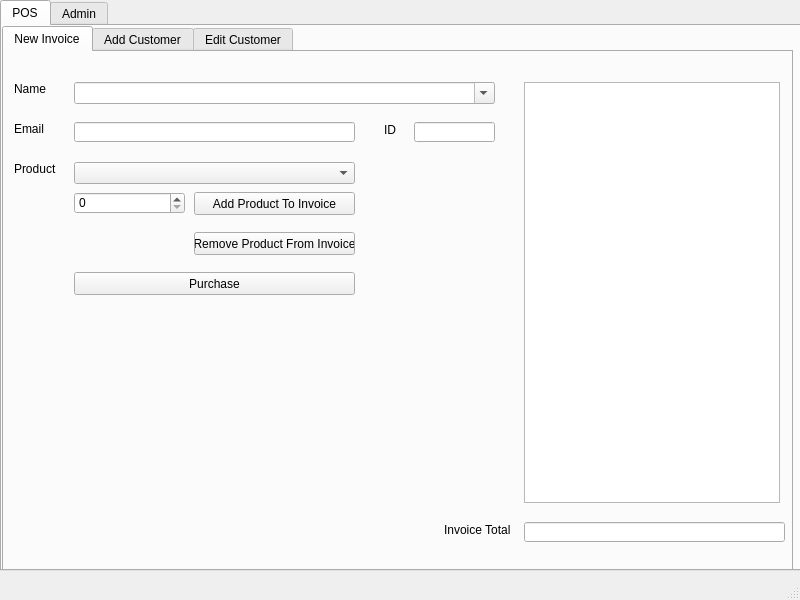
Above: videoGameStore.ui from CherishedZero/TermProject before the change. Below: the same form after it.
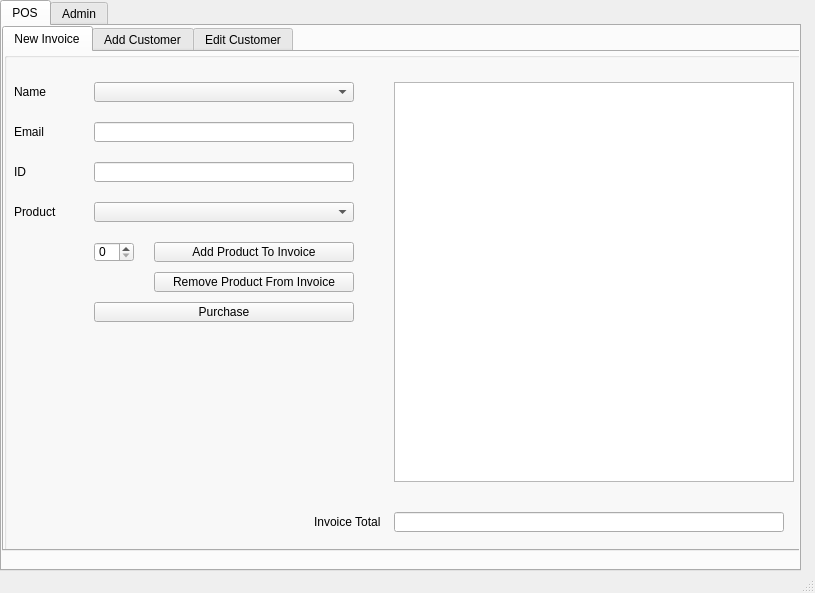
That is the form after the change. The open tabs and pages were chosen to show the change.

Commit message: Modified New Invoice Tab and filled out Edit and Add Customer Tabs

Diff of the .ui file:
```diff
--- a/videoGameStore.ui
+++ b/videoGameStore.ui
@@ -6,8 +6,8 @@
    <rect>
     <x>0</x>
     <y>0</y>
-    <width>800</width>
-    <height>600</height>
+    <width>815</width>
+    <height>593</height>
    </rect>
   </property>
   <property name="windowTitle">
@@ -35,8 +35,8 @@
        <rect>
         <x>0</x>
         <y>0</y>
-        <width>791</width>
-        <height>551</height>
+        <width>800</width>
+        <height>525</height>
        </rect>
       </property>
       <property name="autoFillBackground">
@@ -49,99 +49,69 @@
        <attribute name="title">
         <string>New Invoice</string>
        </attribute>
-       <widget class="QComboBox" name="nameComboBoxNewInvoiceTab">
+       <widget class="QGroupBox" name="newInvoiceGroupBox">
         <property name="geometry">
          <rect>
-          <x>70</x>
-          <y>30</y>
-          <width>421</width>
-          <height>22</height>
+          <x>0</x>
+          <y>0</y>
+          <width>800</width>
+          <height>525</height>
          </rect>
         </property>
-        <property name="layoutDirection">
-         <enum>Qt::LeftToRight</enum>
-        </property>
-        <property name="editable">
-         <bool>true</bool>
-        </property>
-        <property name="currentText">
+        <property name="title">
          <string/>
         </property>
-        <property name="maxVisibleItems">
-         <number>5</number>
-        </property>
-       </widget>
-       <widget class="QComboBox" name="productComboBoxNewInvoiceTab">
-        <property name="geometry">
-         <rect>
-          <x>70</x>
-          <y>110</y>
-          <width>281</width>
-          <height>22</height>
-         </rect>
-        </property>
-        <property name="editable">
-         <bool>false</bool>
-        </property>
-        <property name="currentText">
-         <string/>
-        </property>
-       </widget>
-       <widget class="QLineEdit" name="emailLineEditNewInvoiceTab">
-        <property name="geometry">
-         <rect>
-          <x>70</x>
-          <y>70</y>
-          <width>281</width>
-          <height>20</height>
-         </rect>
-        </property>
-       </widget>
-       <widget class="QLabel" name="nameLabelNewInvoiceTab">
+        <widget class="QLabel" name="label_7">
         <property name="geometry">
          <rect>
           <x>10</x>
           <y>30</y>
-          <width>47</width>
-          <height>13</height>
+           <width>60</width>
+           <height>20</height>
          </rect>
         </property>
         <property name="text">
          <string>Name</string>
         </property>
        </widget>
-       <widget class="QLabel" name="emailLabelNewInvoiceTab">
+        <widget class="QLabel" name="label_8">
         <property name="geometry">
          <rect>
           <x>10</x>
           <y>70</y>
-          <width>47</width>
-          <height>13</height>
+           <width>60</width>
+           <height>20</height>
          </rect>
         </property>
         <property name="text">
          <string>Email</string>
         </property>
        </widget>
-       <widget class="QLabel" name="idLabelNewInvoiceTab">
+        <widget class="QLineEdit" name="emailLineEditNewInvoiceTab">
         <property name="geometry">
          <rect>
-          <x>380</x>
+           <x>90</x>
           <y>70</y>
-          <width>21</width>
-          <height>16</height>
-         </rect>
-        </property>
-        <property name="text">
-         <string>ID</string>
+           <width>260</width>
+           <height>20</height>
+          </rect>
+         </property>
+         <property name="minimumSize">
+          <size>
+           <width>0</width>
+           <height>20</height>
+          </size>
+         </property>
+         <property name="readOnly">
+          <bool>true</bool>
         </property>
        </widget>
        <widget class="QLineEdit" name="idLineEditNewInvoiceTab">
         <property name="geometry">
          <rect>
-          <x>410</x>
-          <y>70</y>
-          <width>81</width>
+           <x>90</x>
+           <y>110</y>
+           <width>260</width>
           <height>20</height>
          </rect>
         </property>
@@ -149,36 +119,82 @@
          <bool>true</bool>
         </property>
        </widget>
-       <widget class="QLabel" name="productLabelNewInvoiceTab">
+        <widget class="QLabel" name="label_9">
         <property name="geometry">
          <rect>
           <x>10</x>
           <y>110</y>
-          <width>47</width>
-          <height>13</height>
+           <width>60</width>
+           <height>20</height>
+          </rect>
+         </property>
+         <property name="text">
+          <string>ID</string>
+         </property>
+        </widget>
+        <widget class="QLabel" name="label_10">
+         <property name="geometry">
+          <rect>
+           <x>10</x>
+           <y>150</y>
+           <width>60</width>
+           <height>20</height>
          </rect>
         </property>
         <property name="text">
          <string>Product</string>
         </property>
        </widget>
+        <widget class="QPushButton" name="purchaseButtonNewInvoiceTab">
+         <property name="geometry">
+          <rect>
+           <x>90</x>
+           <y>250</y>
+           <width>260</width>
+           <height>20</height>
+          </rect>
+         </property>
+         <property name="text">
+          <string>Purchase</string>
+         </property>
+        </widget>
+        <widget class="QComboBox" name="nameComboBoxNewInvoiceTab">
+         <property name="geometry">
+          <rect>
+           <x>90</x>
+           <y>30</y>
+           <width>260</width>
+           <height>20</height>
+          </rect>
+         </property>
+        </widget>
+        <widget class="QComboBox" name="productComboBoxNewInvoiceTab">
+         <property name="geometry">
+          <rect>
+           <x>90</x>
+           <y>150</y>
+           <width>260</width>
+           <height>20</height>
+          </rect>
+         </property>
+        </widget>
        <widget class="QSpinBox" name="productNumberSpinBoxNewInvoiceTab">
         <property name="geometry">
          <rect>
-          <x>70</x>
-          <y>140</y>
-          <width>111</width>
-          <height>22</height>
+           <x>90</x>
+           <y>190</y>
+           <width>40</width>
+           <height>20</height>
          </rect>
         </property>
        </widget>
        <widget class="QPushButton" name="addProductButtonNewInvoiceTab">
         <property name="geometry">
          <rect>
-          <x>190</x>
-          <y>140</y>
-          <width>161</width>
-          <height>23</height>
+           <x>150</x>
+           <y>190</y>
+           <width>200</width>
+           <height>20</height>
          </rect>
         </property>
         <property name="text">
@@ -188,36 +204,33 @@
        <widget class="QPushButton" name="removeProductButtonNewInvoiceTab">
         <property name="geometry">
          <rect>
-          <x>190</x>
-          <y>180</y>
-          <width>161</width>
-          <height>23</height>
-         </rect>
-        </property>
-        <property name="text">
-         <string>Remove Product From Invoice</string>
-        </property>
-       </widget>
-       <widget class="QPushButton" name="purchaseButtonNewInvoiceTab">
-        <property name="geometry">
-         <rect>
-          <x>70</x>
+           <x>150</x>
           <y>220</y>
-          <width>281</width>
-          <height>23</height>
+           <width>200</width>
+           <height>20</height>
          </rect>
         </property>
         <property name="text">
-         <string>Purchase</string>
-        </property>
-       </widget>
-       <widget class="QLabel" name="invoiceTotalLabelNewInvoiceTab">
+          <string>Remove Product From Invoice</string>
+         </property>
+        </widget>
+        <widget class="QTableWidget" name="invoiceListTableWidgetNewInvoiceTab">
         <property name="geometry">
          <rect>
-          <x>440</x>
-          <y>470</y>
-          <width>81</width>
-          <height>16</height>
+           <x>390</x>
+           <y>30</y>
+           <width>400</width>
+           <height>400</height>
+          </rect>
+         </property>
+        </widget>
+        <widget class="QLabel" name="label_11">
+         <property name="geometry">
+          <rect>
+           <x>310</x>
+           <y>460</y>
+           <width>70</width>
+           <height>20</height>
          </rect>
         </property>
         <property name="text">
@@ -227,22 +240,29 @@
        <widget class="QLineEdit" name="invoiceTotalLineEditNewInvoiceTab">
         <property name="geometry">
          <rect>
-          <x>520</x>
-          <y>470</y>
-          <width>261</width>
+           <x>390</x>
+           <y>460</y>
+           <width>390</width>
           <height>20</height>
          </rect>
         </property>
-       </widget>
-       <widget class="QTableWidget" name="invoiceListTableWidgetNewInvoiceTab">
+         <property name="readOnly">
+          <bool>true</bool>
+         </property>
+        </widget>
+        <widget class="QLabel" name="feedbackLabelNewInvoiceTab">
         <property name="geometry">
          <rect>
-          <x>520</x>
-          <y>30</y>
-          <width>256</width>
-          <height>421</height>
-         </rect>
-        </property>
+           <x>90</x>
+           <y>310</y>
+           <width>260</width>
+           <height>20</height>
+          </rect>
+         </property>
+         <property name="text">
+          <string/>
+         </property>
+        </widget>
        </widget>
       </widget>
       <widget class="QWidget" name="addCustomerTab">
```
Left out of the diff: 354 changed lines with no effect on the pictures. Lines whose indentation alone changed are shown as unchanged.
